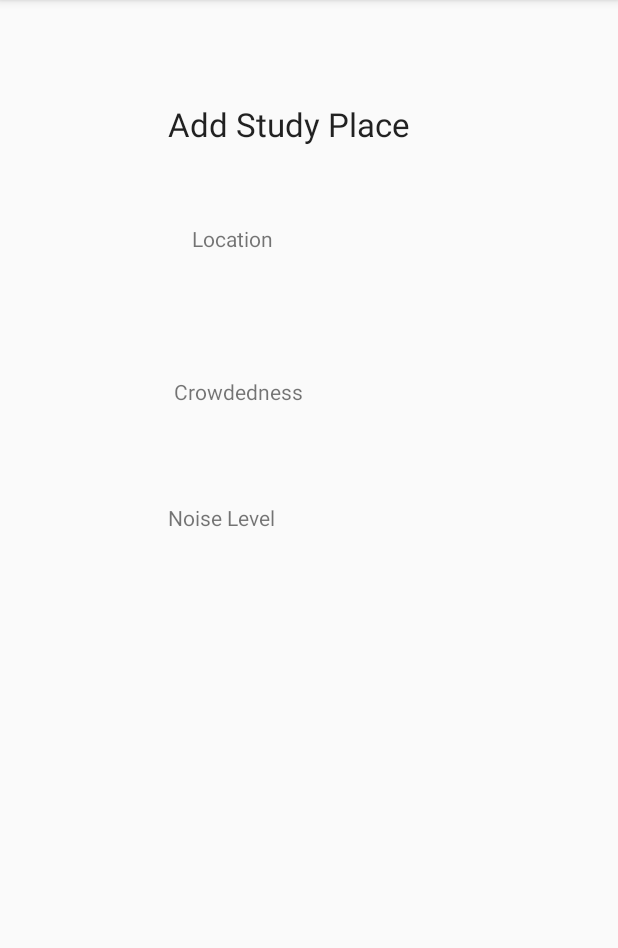
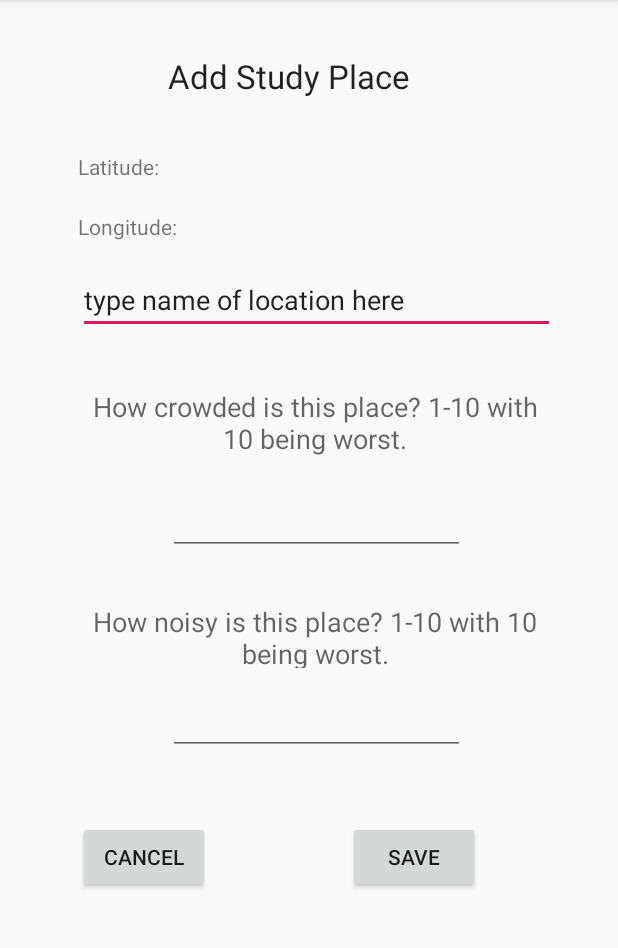
Before and after one commit to winterfreddy/StudyWhere, an Android app: the StudyPlaceInfo screen opened directly, with no data from a screen before it, on a phone screen of 412 x 824 dp, the part 84-1032 px from its top. Run offline under Robolectric (Android 15) with nearby library versions, the phone set to English and light mode, and no system bars.

Commit message:
Added long press function on map to intent into new activity to add new study place.

```diff
--- a/app/src/debug/res/values/google_maps_api.xml
+++ b/app/src/debug/res/values/google_maps_api.xml
@@ -31,5 +31,5 @@
     Once you have your key (it starts with "AIza"), replace the "google_maps_key"
     string in this file.
     -->
-    <string name="google_maps_key" templateMergeStrategy="preserve" translatable="false">AIzaSyBNMScStkbjA1wZD1Kcn4VganX_av3sGVo</string>
+    <string name="google_maps_key" templateMergeStrategy="preserve" translatable="false">MAPS_KEY_HERE</string>
 </resources>
--- a/app/src/main/java/com/example/studywhere/ViewMapOnly.java
+++ b/app/src/main/java/com/example/studywhere/ViewMapOnly.java
@@ -27,6 +27,7 @@ import com.google.android.gms.maps.CameraUpdateFactory;
 import com.google.android.gms.maps.GoogleMap;
 import com.google.android.gms.maps.OnMapReadyCallback;
 import com.google.android.gms.maps.SupportMapFragment;
+import com.google.android.gms.maps.model.BitmapDescriptorFactory;
 import com.google.android.gms.maps.model.LatLng;
 import com.google.android.gms.maps.model.MarkerOptions;
 import com.google.android.gms.tasks.OnCompleteListener;
@@ -38,7 +39,7 @@ import static com.example.studywhere.Constants.ERROR_DIALOG_REQUEST;
 import static com.example.studywhere.Constants.PERMISSIONS_REQUEST_ACCESS_FINE_LOCATION;
 import static com.example.studywhere.Constants.PERMISSIONS_REQUEST_ENABLE_GPS;
 
-public class ViewMapOnly extends FragmentActivity implements OnMapReadyCallback {
+public class ViewMapOnly extends FragmentActivity implements OnMapReadyCallback, GoogleMap.OnMapLongClickListener {
 
     private GoogleMap mMap;
     private boolean mLocationPermissionGranted = false;
@@ -235,5 +236,19 @@ public class ViewMapOnly extends FragmentActivity implements OnMapReadyCallback
             return;
         }
         mMap.setMyLocationEnabled(true);
+        mMap.setOnMapLongClickListener(this);
+    }
+
+    @Override
+    public void onMapLongClick(LatLng latLng) {
+//        mMap.addMarker(new MarkerOptions()
+//                .position(latLng)
+//                .title("onLongClick: You are here")
+//                .icon(BitmapDescriptorFactory.defaultMarker(BitmapDescriptorFactory.HUE_RED)));
+        Toast.makeText(getApplicationContext(), "onClickWorked", Toast.LENGTH_LONG).show();
+
+        Intent intent = new Intent("studywhere.StudyPlaceInfo");
+        startActivity(intent);
+
     }
 }
--- a/app/src/main/res/layout/activity_make_group.xml
+++ b/app/src/main/res/layout/activity_make_group.xml
@@ -15,7 +15,7 @@
         android:id="@+id/linearLayout2">
 
         <TextView
-            android:id="@+id/textView"
+            android:id="@+id/addstudyplacetitle"
             android:layout_width="match_parent"
             android:layout_height="wrap_content"
             android:layout_below="@+id/linearLayout2"
--- a/app/src/main/res/layout/activity_study_place_info.xml
+++ b/app/src/main/res/layout/activity_study_place_info.xml
@@ -7,48 +7,175 @@
     tools:context=".StudyPlaceInfo">
 
     <TextView
-        android:id="@+id/textView"
+        android:id="@+id/LatitudeText"
+        android:layout_width="60dp"
+        android:layout_height="20dp"
+        android:layout_marginStart="52dp"
+        android:layout_marginLeft="52dp"
+        android:layout_marginTop="36dp"
+        android:text="@string/latitudetext"
+        app:layout_constraintStart_toStartOf="parent"
+        app:layout_constraintTop_toBottomOf="@+id/addstudyplacetitle" />
+
+    <TextView
+        android:id="@+id/addstudyplacetitle"
         android:layout_width="wrap_content"
         android:layout_height="wrap_content"
         android:layout_marginStart="112dp"
         android:layout_marginLeft="112dp"
-        android:layout_marginTop="68dp"
-        android:text="Add Study Place"
+        android:layout_marginTop="36dp"
+        android:text="@string/add_study_place"
         android:textAppearance="?android:attr/textAppearanceLarge"
         app:layout_constraintStart_toStartOf="parent"
         app:layout_constraintTop_toTopOf="parent" />
 
     <TextView
-        android:id="@+id/LocationText"
-        android:layout_width="89dp"
-        android:layout_height="38dp"
-        android:layout_marginStart="128dp"
-        android:layout_marginLeft="128dp"
-        android:layout_marginTop="52dp"
-        android:text="@string/location"
+        android:id="@+id/LongitudeText"
+        android:layout_width="80dp"
+        android:layout_height="21dp"
+        android:layout_marginStart="52dp"
+        android:layout_marginLeft="52dp"
+        android:layout_marginTop="20dp"
+        android:text="@string/longitudetext"
+        app:layout_constraintStart_toStartOf="parent"
+        app:layout_constraintTop_toBottomOf="@+id/LatitudeText" />
+
+    <TextView
+        android:id="@+id/longTextRes"
+        android:layout_width="215dp"
+        android:layout_height="20dp"
+        android:layout_marginStart="24dp"
+        android:layout_marginLeft="24dp"
+        android:layout_marginTop="20dp"
+        android:layout_marginEnd="8dp"
+        android:layout_marginRight="8dp"
+        app:layout_constraintEnd_toEndOf="parent"
+        app:layout_constraintHorizontal_bias="0.0"
+        app:layout_constraintStart_toEndOf="@+id/LongitudeText"
+        app:layout_constraintTop_toBottomOf="@+id/latTextRes" />
+
+    <TextView
+        android:id="@+id/latTextRes"
+        android:layout_width="215dp"
+        android:layout_height="20dp"
+        android:layout_marginStart="44dp"
+        android:layout_marginLeft="44dp"
+        android:layout_marginTop="36dp"
+        android:layout_marginEnd="8dp"
+        android:layout_marginRight="8dp"
+        app:layout_constraintEnd_toEndOf="parent"
+        app:layout_constraintHorizontal_bias="0.0"
+        app:layout_constraintStart_toEndOf="@+id/LatitudeText"
+        app:layout_constraintTop_toBottomOf="@+id/addstudyplacetitle" />
+
+    <EditText
+        android:id="@+id/locationName"
+        android:layout_width="318dp"
+        android:layout_height="44dp"
+        android:layout_marginStart="52dp"
+        android:layout_marginLeft="52dp"
+        android:layout_marginTop="16dp"
+        android:layout_marginEnd="8dp"
+        android:layout_marginRight="8dp"
+        android:ems="10"
+        android:importantForAutofill="no"
+        android:inputType="textPersonName"
+        android:text="@string/type_name_of_location_here"
+        app:layout_constraintEnd_toEndOf="parent"
+        app:layout_constraintHorizontal_bias="0.0"
+        app:layout_constraintStart_toStartOf="parent"
+        app:layout_constraintTop_toBottomOf="@+id/LongitudeText" />
+
+    <TextView
+        android:id="@+id/textView"
+        android:layout_width="316dp"
+        android:layout_height="52dp"
+        android:layout_marginStart="52dp"
+        android:layout_marginLeft="52dp"
+        android:layout_marginTop="36dp"
+        android:layout_marginEnd="8dp"
+        android:layout_marginRight="8dp"
+        android:text="How crowded is this place? 1-10 with 10 being worst."
+        android:textAlignment="center"
+        android:textAppearance="@style/TextAppearance.AppCompat.Medium"
+        app:layout_constraintEnd_toEndOf="parent"
+        app:layout_constraintHorizontal_bias="0.0"
+        app:layout_constraintStart_toStartOf="parent"
+        app:layout_constraintTop_toBottomOf="@+id/locationName" />
+
+    <EditText
+        android:id="@+id/CrowdinessRate"
+        android:layout_width="198dp"
+        android:layout_height="43dp"
+        android:layout_marginStart="112dp"
+        android:layout_marginLeft="112dp"
+        android:layout_marginTop="16dp"
+        android:layout_marginEnd="8dp"
+        android:layout_marginRight="8dp"
+        android:ems="10"
+        android:inputType="number"
+        app:layout_constraintEnd_toEndOf="parent"
+        app:layout_constraintHorizontal_bias="0.0"
         app:layout_constraintStart_toStartOf="parent"
         app:layout_constraintTop_toBottomOf="@+id/textView" />
 
     <TextView
-        android:id="@+id/CrowdednessText"
-        android:layout_width="114dp"
-        android:layout_height="36dp"
-        android:layout_marginStart="116dp"
-        android:layout_marginLeft="116dp"
-        android:layout_marginTop="64dp"
-        android:text="@string/crowdedness"
+        android:id="@+id/textView3"
+        android:layout_width="316dp"
+        android:layout_height="43dp"
+        android:layout_marginStart="52dp"
+        android:layout_marginLeft="52dp"
+        android:layout_marginTop="32dp"
+        android:layout_marginEnd="8dp"
+        android:layout_marginRight="8dp"
+        android:text="How noisy is this place? 1-10 with 10 being worst."
+        android:textAlignment="center"
+        android:textAppearance="@style/TextAppearance.AppCompat.Medium"
+        app:layout_constraintEnd_toEndOf="parent"
+        app:layout_constraintHorizontal_bias="0.0"
         app:layout_constraintStart_toStartOf="parent"
-        app:layout_constraintTop_toBottomOf="@+id/LocationText" />
+        app:layout_constraintTop_toBottomOf="@+id/CrowdinessRate" />
 
-    <TextView
-        android:id="@+id/NoiseLevelText"
-        android:layout_width="111dp"
-        android:layout_height="52dp"
+    <EditText
+        android:id="@+id/editText3"
+        android:layout_width="198dp"
+        android:layout_height="46dp"
         android:layout_marginStart="112dp"
         android:layout_marginLeft="112dp"
-        android:layout_marginTop="48dp"
-        android:text="@string/noise_level"
+        android:layout_marginTop="12dp"
+        android:layout_marginEnd="8dp"
+        android:layout_marginRight="8dp"
+        android:ems="10"
+        android:inputType="number"
+        app:layout_constraintEnd_toEndOf="parent"
+        app:layout_constraintHorizontal_bias="0.0"
         app:layout_constraintStart_toStartOf="parent"
-        app:layout_constraintTop_toBottomOf="@+id/CrowdednessText" />
+        app:layout_constraintTop_toBottomOf="@+id/textView3" />
+
+    <Button
+        android:id="@+id/cancelbutton"
+        android:layout_width="wrap_content"
+        android:layout_height="wrap_content"
+        android:layout_marginStart="52dp"
+        android:layout_marginLeft="52dp"
+        android:layout_marginTop="44dp"
+        android:text="CANCEL"
+        app:layout_constraintStart_toStartOf="parent"
+        app:layout_constraintTop_toBottomOf="@+id/editText3" />
+
+    <Button
+        android:id="@+id/savebutton"
+        android:layout_width="wrap_content"
+        android:layout_height="wrap_content"
+        android:layout_marginStart="92dp"
+        android:layout_marginLeft="92dp"
+        android:layout_marginTop="44dp"
+        android:layout_marginEnd="8dp"
+        android:layout_marginRight="8dp"
+        android:text="SAVE"
+        app:layout_constraintEnd_toEndOf="parent"
+        app:layout_constraintHorizontal_bias="0.0"
+        app:layout_constraintStart_toEndOf="@+id/cancelbutton"
+        app:layout_constraintTop_toBottomOf="@+id/editText3" />
 
 </android.support.constraint.ConstraintLayout>
--- a/app/src/main/res/values/strings.xml
+++ b/app/src/main/res/values/strings.xml
@@ -2,13 +2,11 @@
     <string name="app_name">StudyWhere</string>
     <string name="title_activity_view_map_only">View Locations</string>
     <string name="title_activity_pick_maps">Map</string>
-    <string name="add_by_map">Add By Map</string>
-    <string name="add_by_text">Add By Text</string>
     <string name="study_place_information">Study Place Information</string>
-    <string name="location">Location</string>
-    <string name="crowdedness">Crowdedness</string>
-    <string name="locationname">LocationName</string>
-    <string name="noise_level">Noise Level</string>
     <string name="view_study_groups">View Study Groups</string>
     <string name="help">Help</string>
+    <string name="latitudetext">Latitude:</string>
+    <string name="longitudetext">Longitude:</string>
+    <string name="add_study_place">Add Study Place</string>
+    <string name="type_name_of_location_here">type name of location here</string>
 </resources>
```
